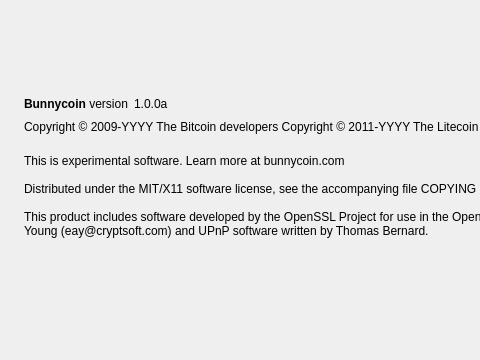
The window that src/qt/forms/aboutdialog.ui (hitobb/bunnycoin) describes before a commit, drawn with Qt 5; both pictures show x 0 to 480 and y 0 to 360 of the 948 by 360 pixel window.
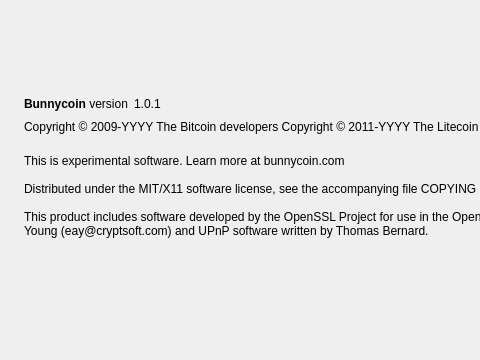
The same window after the commit. Icons and pictures are not drawn.

The edit to the form file:
```diff
--- a/src/qt/forms/aboutdialog.ui
+++ b/src/qt/forms/aboutdialog.ui
@@ -63,7 +63,7 @@
           <cursorShape>IBeamCursor</cursorShape>
          </property>
          <property name="text">
-          <string notr="true">1.0.0a</string>
+          <string notr="true">1.0.1</string>
          </property>
          <property name="textInteractionFlags">
           <set>Qt::LinksAccessibleByMouse|Qt::TextSelectableByKeyboard|Qt::TextSelectableByMouse</set>
```
